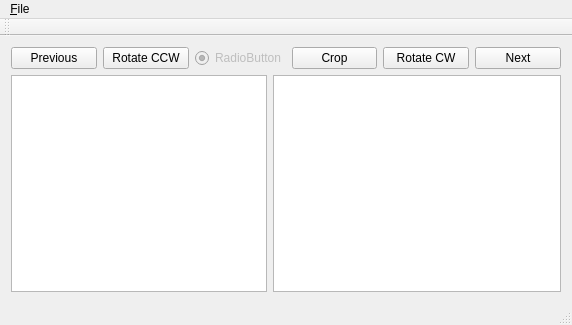
Qt form SssSQtICmainWindow.ui (SwissalpS/QtSssSimageCutter) before a commit.
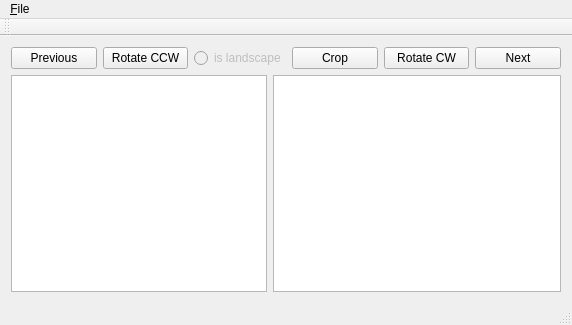
The same form after that commit.

What changed in the file:
```diff
--- a/SssSQtICmainWindow.ui
+++ b/SssSQtICmainWindow.ui
@@ -54,13 +54,13 @@
            <enum>Qt::NoContextMenu</enum>
           </property>
           <property name="text">
-           <string>RadioButton</string>
+           <string>is landscape</string>
           </property>
           <property name="checkable">
            <bool>true</bool>
           </property>
           <property name="checked">
-           <bool>true</bool>
+           <bool>false</bool>
           </property>
          </widget>
         </item>
```
Left out of the diff: 47 changed lines with no effect on the pictures.
